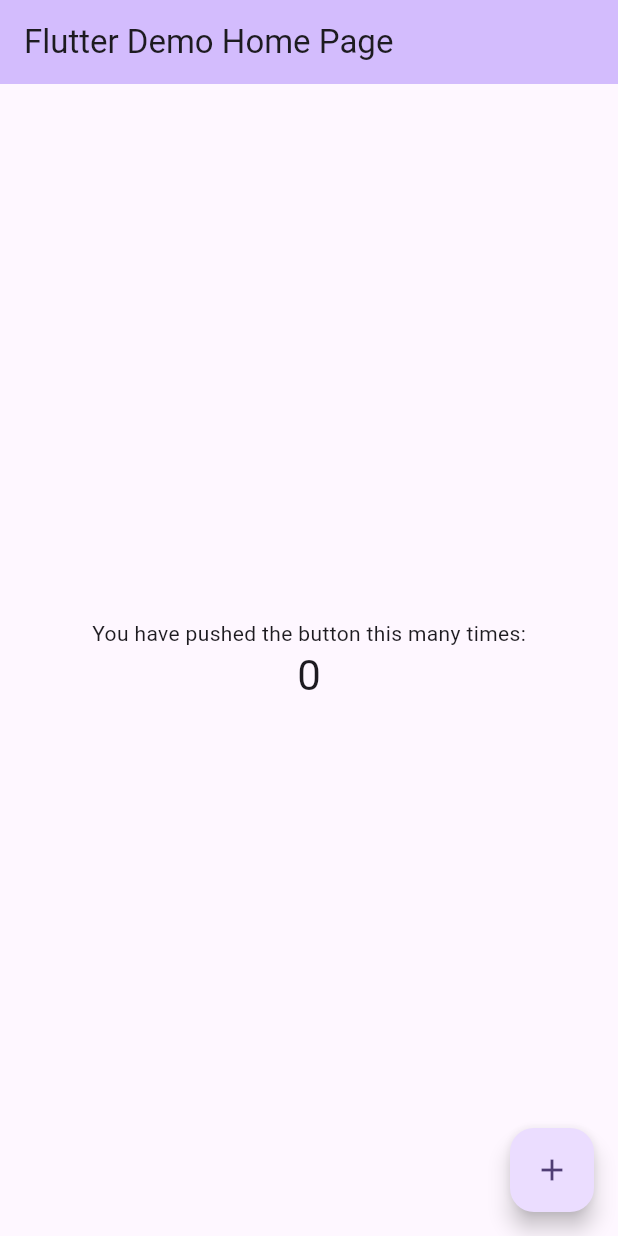
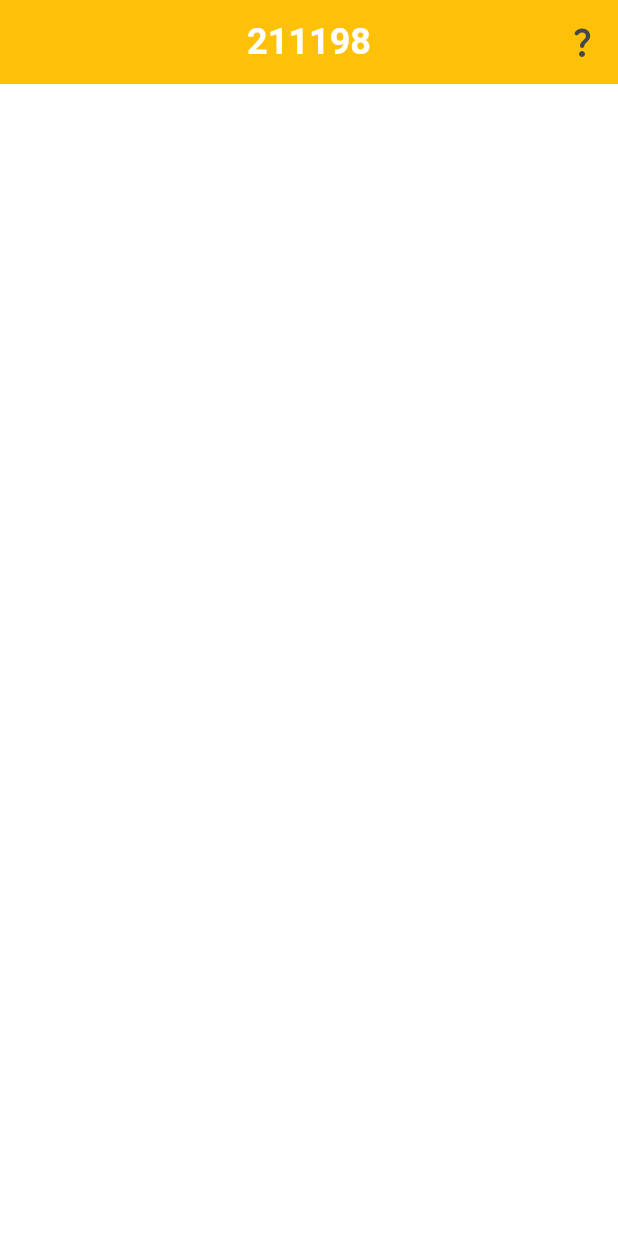
Before and after one commit to Naskovski/MIS-Lab-3, a Flutter app: the screen it shows after launch, on a phone screen of 412 x 824 dp. Run offline on Flutter 3.47's test engine with Material 3 defaults, Android fonts, the phone set to English and light mode, and no system bars; network calls fail.

Commit message:
MVP commit

```diff
--- a/lib/main.dart
+++ b/lib/main.dart
@@ -1,125 +1,30 @@
 import 'package:flutter/material.dart';
+import 'package:lab2/screens/home.dart';
+import 'package:lab2/screens/jokes_screen.dart';
+import 'package:lab2/screens/random_joke_screen.dart';
 
 void main() {
-  runApp(const MyApp());
+  runApp(const JokeApp());
 }
 
-class MyApp extends StatelessWidget {
-  const MyApp({super.key});
+class JokeApp extends StatelessWidget {
+  const JokeApp({super.key});
 
   // This widget is the root of your application.
   @override
   Widget build(BuildContext context) {
     return MaterialApp(
-      title: 'Flutter Demo',
+      title: '211198',
+      initialRoute: '/',
+      routes: {
+        '/' : (context) => const Home(),
+        '/type': (context) => const JokesScreen(),
+        '/random': (context) => const RandomJokeScreen(),
+      },
       theme: ThemeData(
-        // This is the theme of your application.
-        //
-        // TRY THIS: Try running your application with "flutter run". You'll see
-        // the application has a purple toolbar. Then, without quitting the app,
-        // try changing the seedColor in the colorScheme below to Colors.green
-        // and then invoke "hot reload" (save your changes or press the "hot
-        // reload" button in a Flutter-supported IDE, or press "r" if you used
-        // the command line to start the app).
-        //
-        // Notice that the counter didn't reset back to zero; the application
-        // state is not lost during the reload. To reset the state, use hot
-        // restart instead.
-        //
-        // This works for code too, not just values: Most code changes can be
-        // tested with just a hot reload.
-        colorScheme: ColorScheme.fromSeed(seedColor: Colors.deepPurple),
         useMaterial3: true,
+        colorScheme: ColorScheme.fromSeed(seedColor: Colors.blue),
       ),
-      home: const MyHomePage(title: 'Flutter Demo Home Page'),
     );
   }
 }
-
-class MyHomePage extends StatefulWidget {
-  const MyHomePage({super.key, required this.title});
-
-  // This widget is the home page of your application. It is stateful, meaning
-  // that it has a State object (defined below) that contains fields that affect
-  // how it looks.
-
-  // This class is the configuration for the state. It holds the values (in this
-  // case the title) provided by the parent (in this case the App widget) and
-  // used by the build method of the State. Fields in a Widget subclass are
-  // always marked "final".
-
-  final String title;
-
-  @override
-  State<MyHomePage> createState() => _MyHomePageState();
-}
-
-class _MyHomePageState extends State<MyHomePage> {
-  int _counter = 0;
-
-  void _incrementCounter() {
-    setState(() {
-      // This call to setState tells the Flutter framework that something has
-      // changed in this State, which causes it to rerun the build method below
-      // so that the display can reflect the updated values. If we changed
-      // _counter without calling setState(), then the build method would not be
-      // called again, and so nothing would appear to happen.
-      _counter++;
-    });
-  }
-
-  @override
-  Widget build(BuildContext context) {
-    // This method is rerun every time setState is called, for instance as done
-    // by the _incrementCounter method above.
-    //
-    // The Flutter framework has been optimized to make rerunning build methods
-    // fast, so that you can just rebuild anything that needs updating rather
-    // than having to individually change instances of widgets.
-    return Scaffold(
-      appBar: AppBar(
-        // TRY THIS: Try changing the color here to a specific color (to
-        // Colors.amber, perhaps?) and trigger a hot reload to see the AppBar
-        // change color while the other colors stay the same.
-        backgroundColor: Theme.of(context).colorScheme.inversePrimary,
-        // Here we take the value from the MyHomePage object that was created by
-        // the App.build method, and use it to set our appbar title.
-        title: Text(widget.title),
-      ),
-      body: Center(
-        // Center is a layout widget. It takes a single child and positions it
-        // in the middle of the parent.
-        child: Column(
-          // Column is also a layout widget. It takes a list of children and
-          // arranges them vertically. By default, it sizes itself to fit its
-          // children horizontally, and tries to be as tall as its parent.
-          //
-          // Column has various properties to control how it sizes itself and
-          // how it positions its children. Here we use mainAxisAlignment to
-          // center the children vertically; the main axis here is the vertical
-          // axis because Columns are vertical (the cross axis would be
-          // horizontal).
-          //
-          // TRY THIS: Invoke "debug painting" (choose the "Toggle Debug Paint"
-          // action in the IDE, or press "p" in the console), to see the
-          // wireframe for each widget.
-          mainAxisAlignment: MainAxisAlignment.center,
-          children: <Widget>[
-            const Text(
-              'You have pushed the button this many times:',
-            ),
-            Text(
-              '$_counter',
-              style: Theme.of(context).textTheme.headlineMedium,
-            ),
-          ],
-        ),
-      ),
-      floatingActionButton: FloatingActionButton(
-        onPressed: _incrementCounter,
-        tooltip: 'Increment',
-        child: const Icon(Icons.add),
-      ), // This trailing comma makes auto-formatting nicer for build methods.
-    );
-  }
-}
--- /dev/null
+++ b/lib/screens/home.dart
@@ -0,0 +1,68 @@
+import 'dart:convert';
+
+import 'package:flutter/material.dart';
+import 'package:lab2/service/api_service.dart';
+
+class Home extends StatefulWidget {
+  const Home({super.key});
+
+  @override
+  State<Home> createState() => _HomeState();
+}
+
+class _HomeState extends State<Home> {
+  List<String> types = [];
+
+  @override
+  void initState() {
+    super.initState();
+    getJokeTypes();
+  }
+
+  void getJokeTypes() async {
+    ApiService.getJokeTypes().then((res) {
+      setState(() {
+        types = List<String>.from(jsonDecode(res.body));
+      });
+    });
+  }
+
+  @override
+  Widget build(BuildContext context) {
+    return Scaffold(
+      appBar: AppBar(
+        backgroundColor: Colors.amber,
+        title: const Text("211198",
+            style: TextStyle(
+                color: Colors.white,
+                fontSize: 24,
+                fontWeight: FontWeight.bold)),
+        centerTitle: true,
+        actions: [
+          IconButton(
+            icon: const Icon(Icons.question_mark_rounded),
+            onPressed: () {
+              Navigator.pushNamed(context, '/random');
+            },
+          ),
+        ],
+      ),
+      body: ListView.builder(
+        itemCount: types.length,
+        itemBuilder: (context, index) {
+          return Card(
+              child: InkWell(
+            onTap: () => {
+              Navigator.pushNamed(context, '/type', arguments: types[index])
+            },
+            child: ListTile(
+              title: Text(types[index]),
+              leading: const Icon(Icons.tag),
+            ),
+          ));
+        },
+      ),
+      backgroundColor: Colors.white70,
+    );
+  }
+}
--- /dev/null
+++ b/lib/service/api_service.dart
@@ -0,0 +1,28 @@
+import 'dart:convert';
+import 'package:http/http.dart' as http;
+
+class ApiService{
+
+  static Future<http.Response> getJokeTypes() async {
+    var response = await http.get(Uri.parse("https://official-joke-api.appspot.com/types"));
+    return response;
+  }
+
+  static Future<dynamic> getJokesByType(String type) async{
+    final response = await http.get(Uri.parse("https://official-joke-api.appspot.com/jokes/$type/ten"));
+    if (response.statusCode == 200) {
+      print("Success: ${response.body}");
+      var data = jsonDecode(response.body);
+      print("data $data");
+      return data;
+    }
+    else{
+      throw Exception("Failed to load data!");
+    }
+  }
+
+  static Future<http.Response> getRandomJoke() async {
+    var response = await http.get(Uri.parse("https://official-joke-api.appspot.com/random_joke"));
+    return response;
+  }
+}
--- a/pubspec.yaml
+++ b/pubspec.yaml
@@ -30,6 +30,7 @@ environment:
 dependencies:
   flutter:
     sdk: flutter
+  http: ^1.2.2
 
 
   # The following adds the Cupertino Icons font to your application.
```
Also changed, not shown: lib/models/joke.dart (added, +18 -0 lines), lib/screens/jokes_screen.dart (added, +57 -0 lines), lib/screens/random_joke_screen.dart (added, +46 -0 lines), lib/widgets/joke_card.dart (added, +66 -0 lines), lib/widgets/joke_list.dart (added, +26 -0 lines), pubspec.lock, 1 other file.
